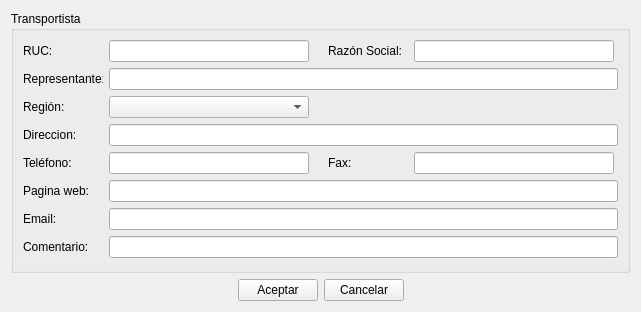
The window that ManagerM/ui_new_transportista.ui (janfranco27/TheProyect) describes before a commit, drawn with Qt 5.
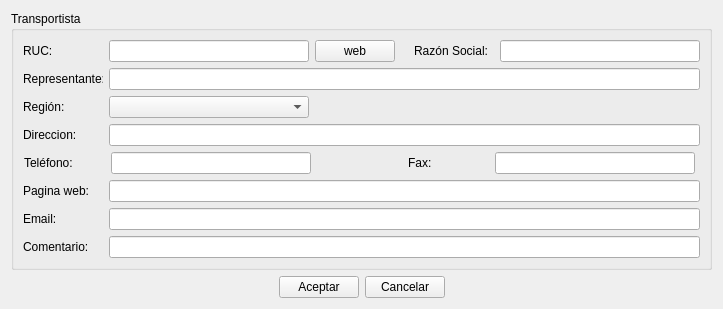
The same window after the commit.

Diff of the .ui file:
```diff
--- a/ManagerM/ui_new_transportista.ui
+++ b/ManagerM/ui_new_transportista.ui
@@ -6,23 +6,19 @@
    <rect>
     <x>0</x>
     <y>0</y>
-    <width>641</width>
-    <height>312</height>
+    <width>718</width>
+    <height>303</height>
    </rect>
   </property>
   <property name="windowTitle">
    <string>Form</string>
   </property>
-  <layout class="QGridLayout" name="gridLayout_2">
-   <item row="0" column="0">
-    <layout class="QVBoxLayout" name="verticalLayout_3">
+  <layout class="QVBoxLayout" name="verticalLayout_2">
      <item>
       <widget class="QGroupBox" name="groupBox">
        <property name="title">
         <string>Transportista</string>
        </property>
-       <layout class="QGridLayout" name="gridLayout">
-        <item row="0" column="0">
          <layout class="QVBoxLayout" name="verticalLayout">
           <item>
            <layout class="QHBoxLayout" name="horizontalLayout_14">
@@ -61,6 +57,13 @@
               </property>
              </widget>
             </item>
+        <item>
+         <widget class="QPushButton" name="pushButton_link">
+          <property name="text">
+           <string>web</string>
+          </property>
+         </widget>
+        </item>
             <item>
              <spacer name="horizontalSpacer_12">
               <property name="orientation">
@@ -273,7 +276,7 @@
               </property>
               <property name="sizeHint" stdset="0">
                <size>
-                <width>13</width>
+            <width>90</width>
                 <height>14</height>
                </size>
               </property>
@@ -419,12 +422,10 @@
            </layout>
           </item>
          </layout>
-        </item>
-       </layout>
       </widget>
      </item>
      <item>
-      <layout class="QHBoxLayout" name="horizontalLayout_22">
+    <layout class="QHBoxLayout" name="horizontalLayout">
        <item>
         <spacer name="horizontalSpacer_7">
          <property name="orientation">
@@ -464,8 +465,6 @@
           </size>
          </property>
         </spacer>
-       </item>
-      </layout>
      </item>
     </layout>
    </item>
```
Left out of the diff: 5 changed lines with no effect on the pictures. Lines whose indentation alone changed are shown as unchanged.
